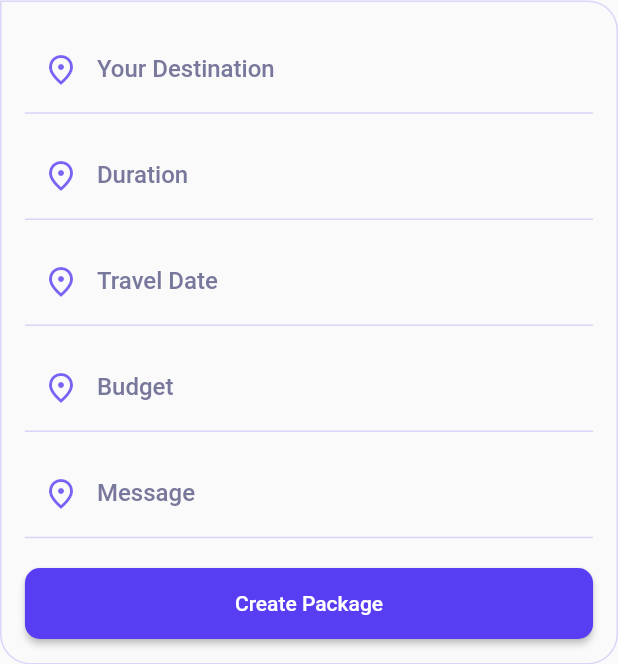
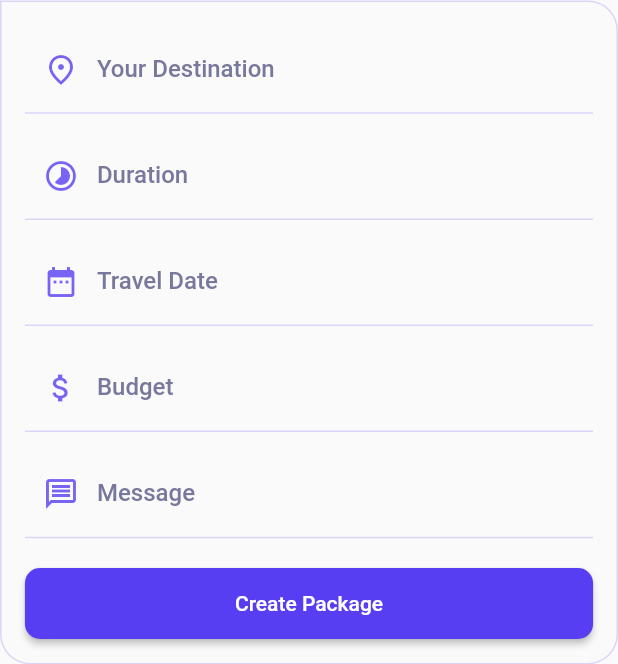
Before and after one commit to azazelyash/on-a-trip, a Flutter app: the AddPackageWidget widget shown alone on an empty page, opened directly, on a phone screen of 412 x 824 dp. Shown: the part 323-987 px from the top of the screen. Run offline on Flutter 3.47's test engine with Material 3 defaults, Android fonts, the light colour scheme and no system bars; drawn by our look-alikes of cached_network_image; our stand-ins replace custom_navigation_bar, flutter_native_splash, flutter_screenutil, flutter_svg, shared_preferences, vector_graphics; missing offline and left inert: otp_text_field_v2; accounts and stored records are empty; network calls fail.

Commit message:
Add package widget icons

```diff
--- a/lib/features/destination_screen/presentation/widgets/add_package_widget.dart
+++ b/lib/features/destination_screen/presentation/widgets/add_package_widget.dart
@@ -58,28 +58,28 @@ class AddPackageWidget extends StatelessWidget {
                 TextFormField(
                   decoration: const InputDecoration(
                     labelText: "Duration",
-                    prefixIcon: Icon(Icons.place_outlined),
+                    prefixIcon: Icon(Icons.timelapse),
                   ),
                 ),
                 SizedBox(height: 12.h),
                 TextFormField(
                   decoration: const InputDecoration(
                     labelText: "Travel Date",
-                    prefixIcon: Icon(Icons.place_outlined),
+                    prefixIcon: Icon(Icons.date_range),
                   ),
                 ),
                 SizedBox(height: 12.h),
                 TextFormField(
                   decoration: const InputDecoration(
                     labelText: "Budget",
-                    prefixIcon: Icon(Icons.place_outlined),
+                    prefixIcon: Icon(Icons.attach_money_outlined),
                   ),
                 ),
                 SizedBox(height: 12.h),
                 TextFormField(
                   decoration: const InputDecoration(
                     labelText: "Message",
-                    prefixIcon: Icon(Icons.place_outlined),
+                    prefixIcon: Icon(Icons.message_outlined),
                   ),
                 ),
                 SizedBox(height: 20.h),
--- a/lib/main.dart
+++ b/lib/main.dart
@@ -1,9 +1,8 @@
+import 'app.dart';
 import 'package:flutter/material.dart';
 import 'package:flutter_screenutil/flutter_screenutil.dart';
 import 'package:shared_preferences/shared_preferences.dart';
 import 'package:flutter_native_splash/flutter_native_splash.dart';
-
-import 'app.dart';
 
 void main() async {
   final widgetBinding = WidgetsFlutterBinding.ensureInitialized();
```
Also changed, not shown: 1 other file.
